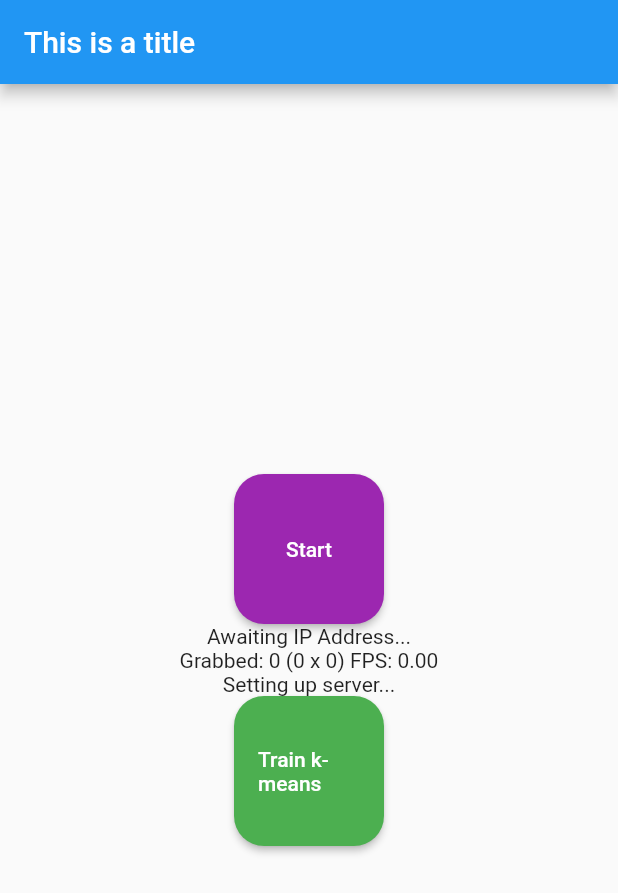
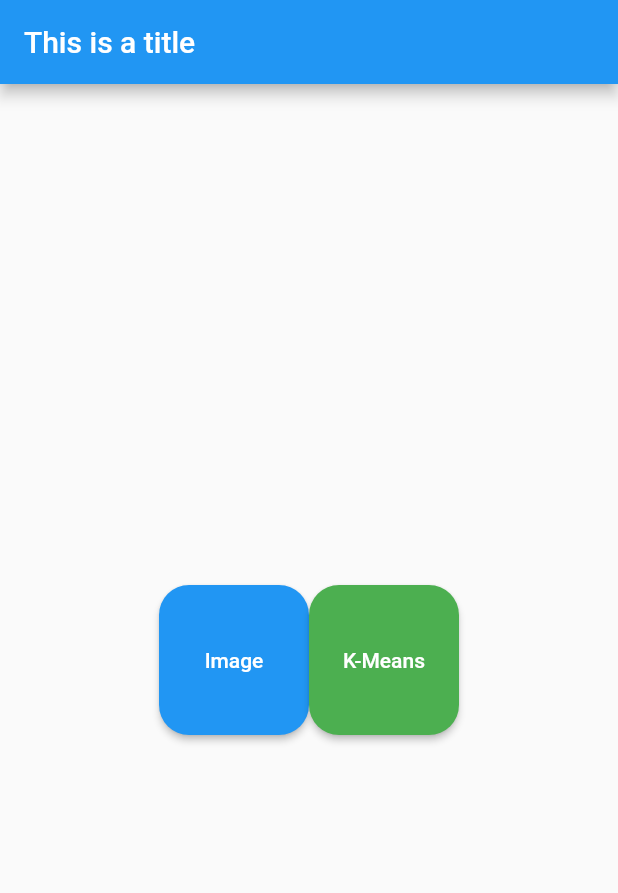
Before and after one commit to gjf2a/groundline, a Flutter app: the screen it shows after launch, on a phone screen of 412 x 824 dp. Shown: the top 893 px of the screen. Run offline on Flutter 3.47's test engine with Material 2 defaults, Android fonts, the phone set to English and light mode, and no system bars; our stand-ins replace camera; missing offline and left inert: dart:ffi, flutter_rust_bridge, network_info_plus.

Commit message:
The app, integrating multiple different vision screens, now works perfectly!

```diff
--- a/lib/main.dart
+++ b/lib/main.dart
@@ -1,6 +1,8 @@
 import 'dart:collection';
 import 'dart:io';
 import 'dart:typed_data';
+import 'package:groundline/robot.dart';
+
 import 'flutter_vision.dart';
 
 import 'package:flutter/material.dart';
@@ -38,103 +40,74 @@ class MyApp extends StatelessWidget {
         // is not restarted.
         primarySwatch: Colors.blue,
       ),
-      home: const MyHomePage(title: 'Flutter Demo Home Page'),
+      home: const SelectorPage(title: 'Flutter Demo Home Page'),
     );
   }
 }
 
-class MyHomePage extends StatefulWidget {
-  const MyHomePage({super.key, required this.title});
-
-  // This widget is the home page of your application. It is stateful, meaning
-  // that it has a State object (defined below) that contains fields that affect
-  // how it looks.
-
-  // This class is the configuration for the state. It holds the values (in this
-  // case the title) provided by the parent (in this case the App widget) and
-  // used by the build method of the State. Fields in a Widget subclass are
-  // always marked "final".
+class SelectorPage extends StatefulWidget {
+  const SelectorPage({super.key, required this.title});
 
   final String title;
 
   @override
-  State<MyHomePage> createState() => _MyHomePageState();
+  State<SelectorPage> createState() => SelectorPageState();
 }
 
-enum RobotStatus {
-  notStarted, started, stopped;
+abstract class VisionRunner {
+  Widget display(SelectorPageState selector);
+  CameraImagePainter livePicture();
 }
 
-class _MyHomePageState extends State<MyHomePage> {
+class SelectorPageState extends State<SelectorPage> {
   late CameraController controller;
   final Queue<String> _requests = Queue();
-  //late GroundlineCounter _livePicture;
-  //late CameraImagePainter _livePicture;
-  late KMeansGroundlineTrainer _livePicture;
-  String _ipAddr = "Awaiting IP Address...";
-  String _incoming = "Setting up server...";
+  VisionRunner? running;
+
+  String ipAddr = "Awaiting IP Address...";
+  String incoming = "Setting up server...";
   RobotStatus _robotStatus = RobotStatus.notStarted;
   RobotState _robotState = RobotState(left: WheelAction.stop, right: WheelAction.stop);
+
+  Widget startStopButton() {
+    if (_robotStatus == RobotStatus.notStarted) {
+      return makeCmdButton("Start", Colors.purple, () {
+        api.resetPositionEstimate().then((value) {
+          setState(() {
+            _robotStatus = RobotStatus.started;
+          });
+          _requests.addLast('Start');
+          print("Sending Start");
+        });
+      });
+    } else if (_robotStatus == RobotStatus.started) {
+      return makeCmdButton("Stop", Colors.red, () {
+        api.resetPositionEstimate().then((value) {
+          setState(() {
+            _robotStatus = RobotStatus.notStarted;
+          });
+          _requests.addLast('Stop');
+          print("Sending Stop");
+        });
+      });
+    } else {
+      return const Text("Robot stopped");
+    }
+  }
 
   @override
   void initState() {
     super.initState();
-    //_livePicture = GroundlineCounter();
-    //_livePicture = CameraImagePainter(makeGroundlineKmeansFilter);
-    _livePicture = KMeansGroundlineTrainer();
     controller = CameraController(_cameras[0], ResolutionPreset.low);
-    controller.initialize().then((_) {
-      if (!mounted) {
-        return;
-      }
-      controller.startImageStream((image) {
-        setState(() {
-          if (_livePicture.ready()) {
-            print("Got an image...");
-            _livePicture.setImage(image).whenComplete(() {
-              print("Processed image.");
-            });
-          } else {
-            print("Dropped image.");
-          }
-        });
-      });
-      setState(() {});
-    }).catchError((Object e) {
-      if (e is CameraException) {
-        switch (e.code) {
-          case 'CameraAccessDenied':
-            print('User denied camera access.');
-            break;
-          default:
-            print('Handle other errors.');
-            break;
-        }
-      }
-    });
-
     _setupServer();
     _findIPAddress();
-  }
-
-  Widget makeCmdButton(String label, Color color, void Function() cmd) {
-    return SizedBox(
-        width: 100,
-        height: 100,
-        child: ElevatedButton(
-            onPressed: cmd,
-            style: ElevatedButton.styleFrom(
-                backgroundColor: color,
-                shape: RoundedRectangleBorder(
-                    borderRadius: BorderRadius.circular(20))),
-            child: Text(label)));
   }
 
   Future<void> _findIPAddress() async {
     // Thank you https://stackoverflow.com/questions/52411168/how-to-get-device-ip-in-dart-flutter
     String? ip = await NetworkInfo().getWifiIP();
     setState(() {
-      _ipAddr = "My IP: ${ip!}";
+      ipAddr = "My IP: ${ip!}";
     });
   }
 
@@ -143,7 +116,7 @@ class _MyHomePageState extends State<MyHomePage> {
       ServerSocket server = await ServerSocket.bind(InternetAddress.anyIPv4, ourPort);
       server.listen(_listenToSocket); // StreamSubscription<Socket>
       setState(() {
-        _incoming = "Server ready";
+        incoming = "Server ready";
       });
     } on SocketException catch (e) {
       print("ServerSocket setup error: $e");
@@ -175,7 +148,7 @@ class _MyHomePageState extends State<MyHomePage> {
     SensorData data = await api.parseSensorData(incomingData: incomingData);
     _robotState = RobotState.decode(data);
     setState(() {
-      _incoming = processed;
+      incoming = processed;
     });
   }
 
@@ -187,9 +160,7 @@ class _MyHomePageState extends State<MyHomePage> {
 
   @override
   Widget build(BuildContext context) {
-    if (!controller.value.isInitialized) {
-      return Container();
-    }
+    if (running == null) {
       return MaterialApp(
           home: Scaffold(
               appBar: AppBar(
@@ -198,80 +169,78 @@ class _MyHomePageState extends State<MyHomePage> {
                   child: Row(
                       mainAxisAlignment: MainAxisAlignment.center,
                       children: <Widget>[
-                      CustomPaint(painter: _livePicture),
-                      Column(
-                        mainAxisAlignment: MainAxisAlignment.center,
-                        children: <Widget>[
-                          _startStopButton(),
-                          Text(_ipAddr),
-                          Text("Grabbed: ${_livePicture.frameCount()} (${_livePicture.width()} x ${_livePicture.height()}) FPS: ${_livePicture.fps().toStringAsFixed(2)}"),
-                          Text(_incoming),
-                          _trainKmeansButton(),
-                          //Text("# colors: ${_livePicture.colorCount}")
-                        ],
-                      ),
+                        selectorButton(
+                            "Image", Colors.blue, () => SimpleImageRunner()),
+                        selectorButton(
+                            "K-Means", Colors.green, () => KMeansImageRunner()),
                       ]
                   )
               )
           )
       );
+    } else {
+      return running!.display(this);
+    }
   }
 
-  Widget _trainKmeansButton() {
-    return makeCmdButton("Train k-means", Colors.green, () {
-      _livePicture.startTraining = true;
+  Widget selectorButton(String label, Color color, VisionRunner Function() runner) {
+    return makeCmdButton(label, color, () {
+      running = runner();
+      controller.initialize().then((_) {
+        if (!mounted) {
+          return;
+        }
+        controller.startImageStream((image) {
+          setState(() {
+            if (running != null) {
+              if (running!.livePicture().ready()) {
+                print("Got an image...");
+                running!.livePicture().setImage(image).whenComplete(() {
+                  print("Processed image.");
+                });
+              } else {
+                print("Dropped image.");
+              }
+            }
+          });
+        });
+        setState(() {});
+      }).catchError((Object e) {
+        if (e is CameraException) {
+          switch (e.code) {
+            case 'CameraAccessDenied':
+              print('User denied camera access.');
+              break;
+            default:
+              print('Handle other errors.');
+              break;
+          }
+        }
+      });
     });
   }
 
-  Widget _startStopButton() {
-    if (_robotStatus == RobotStatus.notStarted) {
-      return makeCmdButton("Start", Colors.purple, () {
-        api.resetPositionEstimate().then((value) {
-          setState(() {
-            _robotStatus = RobotStatus.started;
+  Widget returnToStartButton() {
+    return makeCmdButton("Return to start", Colors.red, () {
+      controller.stopImageStream();
+      running = null;
     });
-          _requests.addLast('Start');
-          print("Sending Start");
-        });
-      });
-    } else if (_robotStatus == RobotStatus.started) {
-      return makeCmdButton("Stop", Colors.red, () {
-        api.resetPositionEstimate().then((value) {
-          setState(() {
-            _robotStatus = RobotStatus.notStarted;
-          });
-          _requests.addLast('Stop');
-          print("Sending Stop");
-        });
-      });
-    } else {
-      return const Text("Robot stopped");
-    }
   }
 }
 
-class GroundlineCounter extends CameraImagePainter {
-  int colorCount = 0;
-  GroundlineCounter() : super(makeGroundlineSampleOverlay);
-
-  @override
-  Future<void> setImage(CameraImage img) async {
-    super.setImage(img);
-    colorCount = await api.colorCount(img: from(img));
-  }
+Widget makeCmdButton(String label, Color color, void Function() cmd) {
+  return SizedBox(
+      width: 100,
+      height: 100,
+      child: ElevatedButton(
+          onPressed: cmd,
+          style: ElevatedButton.styleFrom(
+              backgroundColor: color,
+              shape: RoundedRectangleBorder(
+                  borderRadius: BorderRadius.circular(20))),
+          child: Text(label)));
 }
 
-class KMeansGroundlineTrainer extends CameraImagePainter {
-  KMeansGroundlineTrainer() : super(makeGroundlineKmeansFilter);
-  bool startTraining = false;
-
-  @override
-  Future<void> setImage(CameraImage img) async {
-    super.setImage(img);
-    if (startTraining) {
-      await api.startKmeansTraining(img: from(img));
-      startTraining = false;
-      resetFps();
+enum RobotStatus {
+  notStarted, started, stopped;
 }
-  }
-}
```
Also changed, not shown: lib/robot.dart (added, +114 -0 lines), pubspec.yaml (+4 -3 lines). Lines whose indentation alone changed are shown as unchanged.
